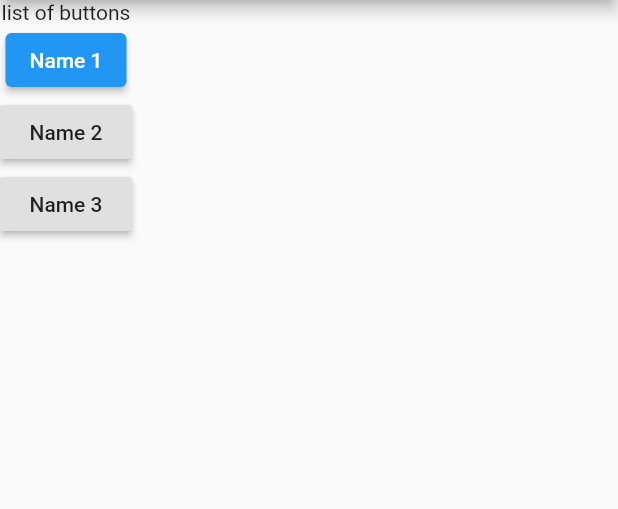
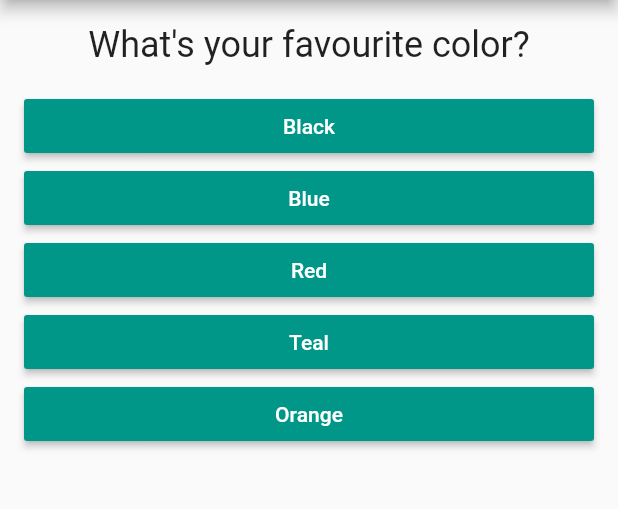
Before and after one commit to sourendra/flutter_one, a Flutter app: the screen it shows after launch, on a phone screen of 412 x 824 dp, the part 84-593 px from its top. Run offline on Flutter 3.47's test engine with Material 2 defaults, Android fonts, the phone set to English and light mode, and no system bars.

Commit message:
quiz app completed

```diff
--- /dev/null
+++ b/lib/Question.dart
@@ -0,0 +1,24 @@
+import 'package:flutter/material.dart';
+
+class Question extends StatelessWidget {
+  final String questionText;
+
+  Question(this.questionText);
+
+  @override
+  Widget build(BuildContext context) {
+    return Container( // I used Container here to put the text in center alignment.
+      // without container text won't be showing in center horizontal. and textAlign also needs to used.
+      width: double.maxFinite,
+      margin: EdgeInsets.only(
+        top: 16,
+        bottom: 16,
+      ),
+      child: Text(
+        questionText,
+        style: TextStyle(fontSize: 24),
+        textAlign: TextAlign.center,
+      ),
+    );
+  }
+}
--- /dev/null
+++ b/lib/Quiz.dart
@@ -0,0 +1,28 @@
+import 'package:flutter/material.dart';
+import 'Question.dart';
+import 'answer.dart';
+
+class Quiz extends StatelessWidget {
+  final List<Map<String, Object>> questions;
+  final int questionIndex;
+  final Function answerChosen;
+
+  Quiz(
+      {@required this.questions,
+      @required this.questionIndex,
+      @required this.answerChosen});
+
+  @override
+  Widget build(BuildContext context) {
+    return Column(
+      children: <Widget>[
+        Question(
+          questions[questionIndex]['questionText'],
+        ),
+        ...(questions[questionIndex]['answers'] as List<Map<String, Object>>)
+            .map((answer) => Answer(answer['text'], answer['score'], answerChosen))
+            .toList()
+      ],
+    );
+  }
+}
--- /dev/null
+++ b/lib/Result.dart
@@ -0,0 +1,26 @@
+import 'package:flutter/material.dart';
+import 'Question.dart';
+
+class Result extends StatelessWidget {
+  final totalScore;
+  final Function resetQuiz;
+
+  Result(this.totalScore, this.resetQuiz);
+
+  @override
+  Widget build(BuildContext context) {
+    return Center(
+      child: Column(
+        children: [
+          Question(
+            'Good Job!!\nYour total score is: $totalScore',
+          ),
+          RaisedButton(
+            onPressed: resetQuiz,
+            child: Text('Restart Quiz'),
+          )
+        ],
+      ),
+    );
+  }
+}
--- /dev/null
+++ b/lib/answer.dart
@@ -0,0 +1,25 @@
+import 'package:flutter/material.dart';
+
+class Answer extends StatelessWidget {
+  final String answerText;
+  final int score;
+  final Function answerHandler;
+
+  Answer(this.answerText, this.score, this.answerHandler);
+
+  @override
+  Widget build(BuildContext context) {
+    return Container(
+      width: double.maxFinite,
+      margin: EdgeInsets.only(left: 16, right: 16),
+      child: RaisedButton(
+        color: Colors.teal,
+        onPressed: () => answerHandler(score),
+        child: Text(
+          '$answerText',
+          style: TextStyle(color: Color(0xFFFFFFFF)),
+        ),
+      ),
+    );
+  }
+}
--- a/lib/main.dart
+++ b/lib/main.dart
@@ -1,15 +1,69 @@
 import 'package:flutter/material.dart';
+import 'package:tutorial_one/Quiz.dart';
+import 'package:tutorial_one/Result.dart';
 
 void main() {
   runApp(OneApp());
 }
 
-class OneApp extends StatelessWidget {
-  void nameChosen() {
+class OneApp extends StatefulWidget {
+  @override
+  State<StatefulWidget> createState() {
+    return _OneAppState();
+  }
+}
+
+class _OneAppState extends State<OneApp> {
+  var _questionIndex = 0;
+  var _totalScore = 0;
+
+  void _resetQuiz() {
+    setState(() {
+      _questionIndex = 0;
+      _totalScore = 0;
+    });
+  }
+
+  void _answerChosen(int score) {
+    setState(() {
+      _questionIndex = _questionIndex + 1;
+    });
+    _totalScore += score;
     print('Name is chosen!');
   }
 
-  var listOfNames = ['Sourendra', 'Souradip', 'Srinika'];
+  var _questions = [
+    {
+      'questionText': 'What\'s your favourite color?',
+      'answers': [
+        {'text': 'Black', 'score': 10},
+        {'text': 'Blue', 'score': 7},
+        {'text': 'Red', 'score': 5},
+        {'text': 'Teal', 'score': 3},
+        {'text': 'Orange', 'score': 1}
+      ]
+    },
+    {
+      'questionText': 'What\'s your favourite Bird?',
+      'answers': [
+        {'text': 'Parrot', 'score': 2},
+        {'text': 'Dove', 'score': 4},
+        {'text': 'KingFisher', 'score': 6},
+        {'text': 'Emu', 'score': 8},
+        {'text': 'ostrich', 'score': 10}
+      ]
+    },
+    {
+      'questionText': 'Who\'s your favourite Actor?',
+      'answers': [
+        {'text': 'Robert Jr', 'score': 2},
+        {'text': 'Tom Cruise', 'score': 4},
+        {'text': 'SRK', 'score': 6},
+        {'text': 'Chris Hems', 'score': 8},
+        {'text': 'Jason Statham', 'score': 10}
+      ]
+    },
+  ];
 
   @override
   Widget build(BuildContext context) {
@@ -18,28 +72,12 @@ class OneApp extends StatelessWidget {
         appBar: AppBar(
           title: Text('App Bar'),
         ),
-        body: Column(
-          children: <Widget>[
-            Text('list of buttons'),
-            ElevatedButton(
-              onPressed: nameChosen,
-              child: Text(
-                'Name 1',
-                style: TextStyle(color: Color(0xFFFFFFFF)),
-              ),
-            ),
-            RaisedButton(
-              onPressed: () => print('Name 2 chosen'),
-              child: Text('Name 2'),
-            ),
-            RaisedButton(
-              onPressed: () {
-                print('Name 3 chosen');
-              },
-              child: Text('Name 3'),
-            ),
-          ],
-        ),
+        body: _questionIndex < _questions.length
+            ? Quiz(
+                questions: _questions,
+                questionIndex: _questionIndex,
+                answerChosen: _answerChosen)
+            : Result(_totalScore, _resetQuiz),
       ),
     );
   }
```
